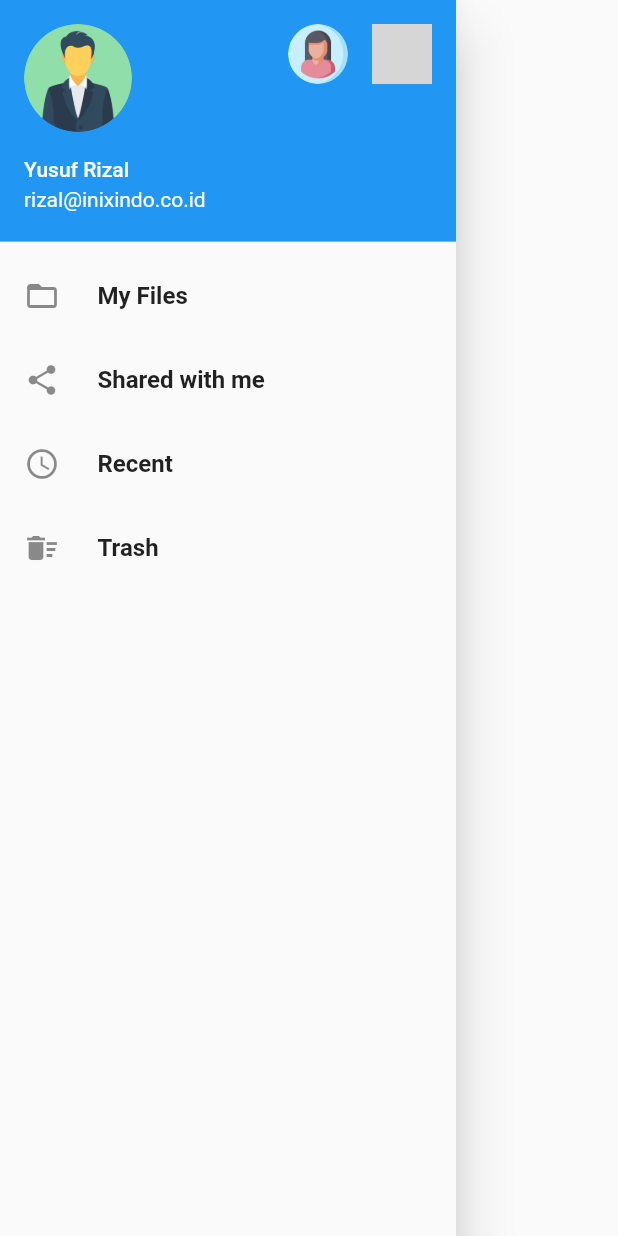
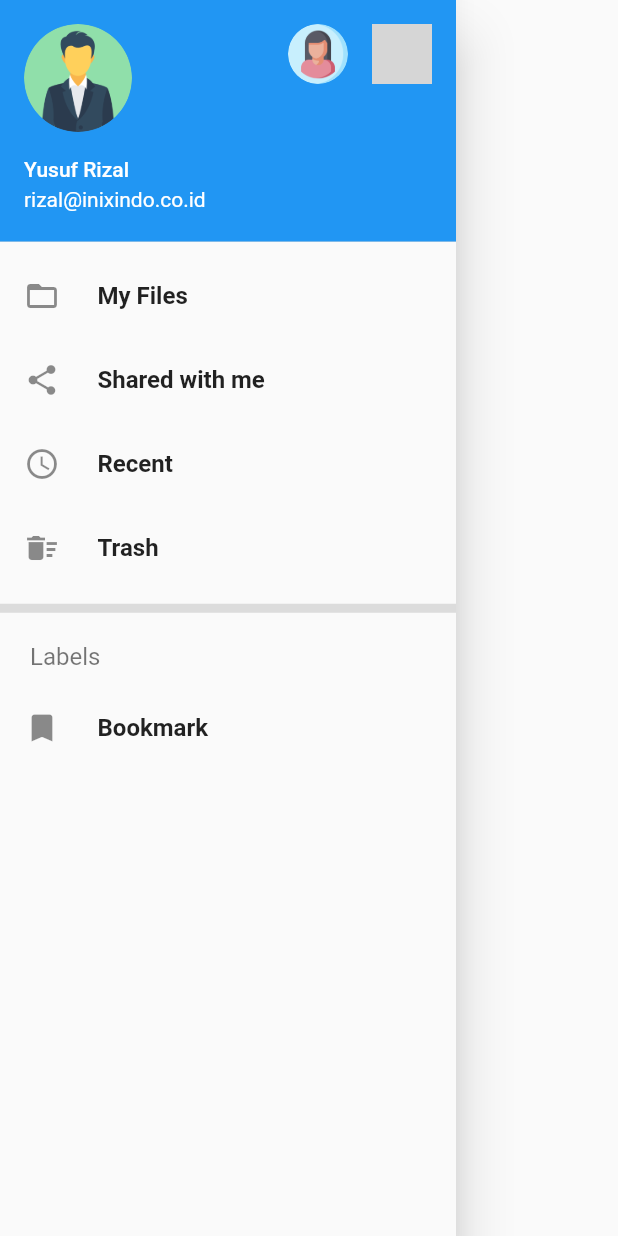
Before and after one commit to kenshei84/flutter, a Flutter app: the DrawerWidget widget shown alone on an empty page, opened directly, on a phone screen of 412 x 824 dp. Run offline on Flutter 3.47's test engine with Material 2 defaults, Android fonts, the light colour scheme and no system bars; grey boxes are pictures that could not be loaded.

Commit message:
add drawer divider

```diff
--- a/lib/nav-drawer.dart
+++ b/lib/nav-drawer.dart
@@ -16,6 +16,21 @@ class DrawerWidget extends StatelessWidget {
               Icons.share, 'Shared with me', () => print('Tap Shared with me')),
           drawerItem(Icons.access_time, 'Recent', () => print('Tap Recent')),
           drawerItem(Icons.delete_sweep, 'Trash', () => print('Tap Trash')),
+
+          Divider(
+            height: 25,
+            thickness: 6,
+          ),
+
+          Padding(
+            padding: EdgeInsets.only(left: 20.0, top: 10.0, bottom: 10.0),
+            child: Text('Labels',
+                style: TextStyle(
+                  fontSize: 16,
+                  color: Colors.black54,
+                )),
+          ),
+          drawerItem(Icons.bookmark, 'Bookmark', () => print('Tap Bookmark')),
         ],
       ),
     );
```
